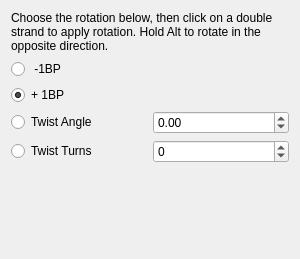
Above: AdenitaCoreSE/form/SETwistHelixEditorGUI.ui from 1A-OneAngstrom/Adenita before the change. Below: the same form after it.
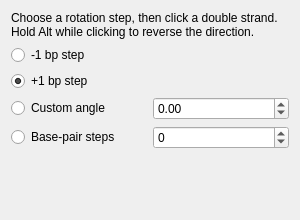
That is the form after the change.

Commit message:
Improve Adenita editor UI help text
Clarifies labels and contextual help across Adenita editor property widgets and settings. Adds a visible target-base selector for nucleotide mutation, consistent Connect sequence control states, and hides inactive Twister reset controls.

Simplify: remove setHelp

Minor changes in editors UI

Improvements in editors UIs

What changed in the file:
```diff
--- a/AdenitaCoreSE/form/SETwistHelixEditorGUI.ui
+++ b/AdenitaCoreSE/form/SETwistHelixEditorGUI.ui
@@ -7,13 +7,13 @@
     <x>0</x>
     <y>0</y>
     <width>300</width>
-    <height>259</height>
+    <height>220</height>
    </rect>
   </property>
   <property name="minimumSize">
    <size>
-    <width>250</width>
-    <height>150</height>
+    <width>300</width>
+    <height>220</height>
    </size>
   </property>
   <property name="windowTitle">
@@ -23,7 +23,7 @@
    <item>
     <widget class="QLabel" name="label">
      <property name="text">
-      <string>Choose the rotation below, then click on a double strand to apply rotation. Hold Alt to rotate in the opposite direction.</string>
+      <string>Choose a rotation step, then click a double strand. Hold Alt while clicking to reverse the direction.</string>
      </property>
      <property name="wordWrap">
       <bool>true</bool>
@@ -38,7 +38,7 @@
         <string>Check to twist by a base pair turn in negative direction.</string>
        </property>
        <property name="text">
-        <string> -1BP</string>
+        <string>-1 bp step</string>
        </property>
       </widget>
      </item>
@@ -48,7 +48,7 @@
         <string>Check to twist by a base pair turn in positive direction.</string>
        </property>
        <property name="text">
-        <string>+ 1BP</string>
+        <string>+1 bp step</string>
        </property>
        <property name="checked">
         <bool>true</bool>
@@ -61,7 +61,7 @@
         <string>Check to twist by an angle.</string>
        </property>
        <property name="text">
-        <string>Twist Angle</string>
+        <string>Custom angle</string>
        </property>
       </widget>
      </item>
@@ -81,7 +81,7 @@
         <string>Check to twist by the number of base pair turns.</string>
        </property>
        <property name="text">
-        <string>Twist Turns</string>
+        <string>Base-pair steps</string>
        </property>
       </widget>
      </item>
```
The commit also changes 43 other files.
